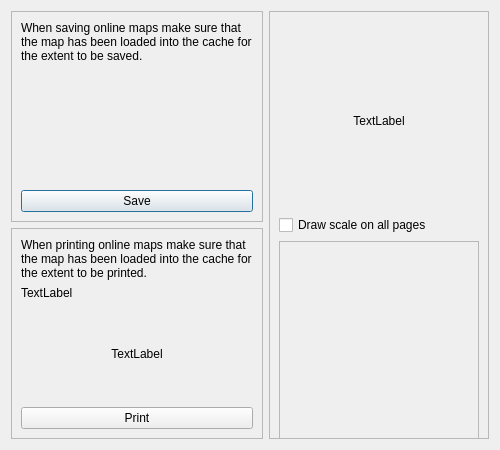
Old version of the form src/qmapshack/print/IPrintDialog.ui in the repository Maproom/qmapshack.
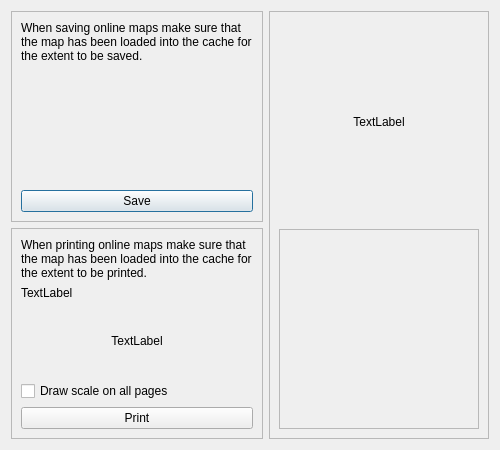
New version of the form.

Commit message: Move Option to print scale on all pages

```diff
--- a/src/qmapshack/print/IPrintDialog.ui
+++ b/src/qmapshack/print/IPrintDialog.ui
@@ -106,6 +106,13 @@
           </property>
          </widget>
         </item>
+        <item>
+         <widget class="QCheckBox" name="checkScaleOnAll">
+          <property name="text">
+           <string>Draw scale on all pages</string>
+          </property>
+         </widget>
+        </item>
         <item>
          <widget class="QPushButton" name="pushPrint">
           <property name="sizePolicy">
@@ -158,13 +165,6 @@
         </property>
        </widget>
       </item>
-      <item>
-       <widget class="QCheckBox" name="checkScaleOnAll">
-        <property name="text">
-         <string>Draw scale on all pages</string>
-        </property>
-       </widget>
-      </item>
       <item>
        <widget class="QFrame" name="frameCanvas">
         <property name="minimumSize">
```
